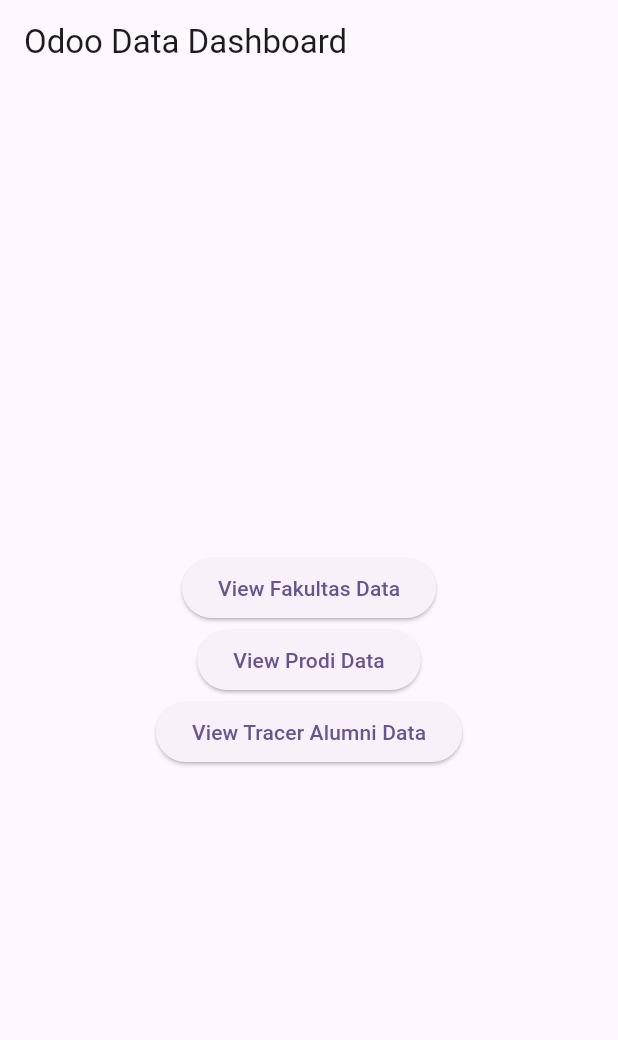
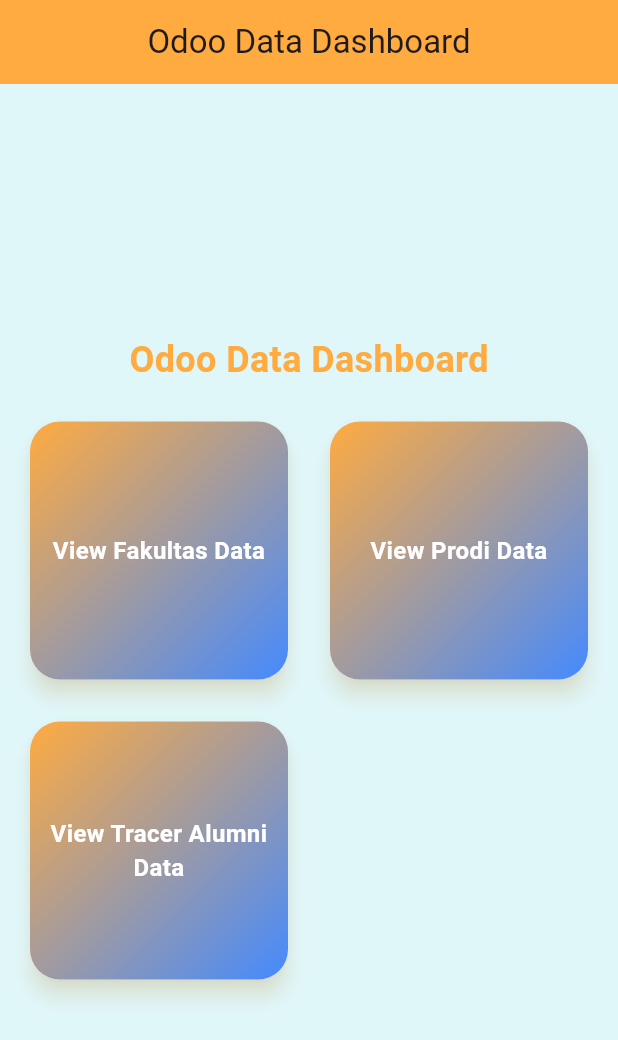
Before and after one commit to PenDZ-Alter/kel7_mobile, a Flutter app: the screen it shows after launch, on a phone screen of 412 x 824 dp. Shown: the top 1040 px of the screen. Run offline on Flutter 3.47's test engine with Material 3 defaults, Android fonts, the phone set to English and light mode, and no system bars; our stand-ins replace flutter_dotenv; missing offline and left inert: odoo_rpc.

Commit message:
feat: add style and decoration

```diff
--- a/lib/pages/dashboard.dart
+++ b/lib/pages/dashboard.dart
@@ -8,42 +8,106 @@ class Dashboard extends StatelessWidget {
 
   @override
   Widget build(BuildContext context) {
+    final double cardSize = MediaQuery.of(context).size.width * 0.35;
+
     return Scaffold(
       appBar: AppBar(
         title: const Text('Odoo Data Dashboard'),
+        centerTitle: true,
+        backgroundColor: Colors.orangeAccent, // Warna oranye pada AppBar
       ),
       body: Center(
+        child: Padding(
+          padding: const EdgeInsets.all(16.0),
           child: Column(
             mainAxisAlignment: MainAxisAlignment.center,
             children: [
-            ElevatedButton(
-              onPressed: () {
+              Text(
+                'Odoo Data Dashboard',
+                style: TextStyle(
+                  fontSize: 24,
+                  fontWeight: FontWeight.bold,
+                  color: Colors.orangeAccent, // Warna oranye untuk judul utama
+                ),
+              ),
+              const SizedBox(height: 20),
+
+              // GridView untuk menampilkan button cards
+              Flexible(
+                child: GridView.count(
+                  crossAxisCount: 2,
+                  crossAxisSpacing: 20,
+                  mainAxisSpacing: 20,
+                  shrinkWrap: true,
+                  children: [
+                    // Fakultas Data Card
+                    buildCard(
+                      context,
+                      title: 'View Fakultas Data',
+                      destinationPage: const FakultasPage(),
+                    ),
+
+                    // Prodi Data Card
+                    buildCard(
+                      context,
+                      title: 'View Prodi Data',
+                      destinationPage: const ProdiPage(),
+                    ),
+
+                    // Tracer Alumni Data Card
+                    buildCard(
+                      context,
+                      title: 'View Tracer Alumni Data',
+                      destinationPage: const TracerAlumniPage(),
+                    ),
+                  ],
+                ),
+              ),
+            ],
+          ),
+        ),
+      ),
+      backgroundColor: const Color(0xFFE0F7FA), // Warna biru aqua yang lembut
+    );
+  }
+
+  // Fungsi bantuan untuk membuat kartu menu
+  Card buildCard(BuildContext context,
+      {required String title, required Widget destinationPage}) {
+    return Card(
+      shape: RoundedRectangleBorder(
+        borderRadius: BorderRadius.circular(20),
+      ),
+      elevation: 6,
+      shadowColor: Colors.orange.withOpacity(0.3),
+      child: InkWell(
+        onTap: () {
           Navigator.push(
             context,
-                  MaterialPageRoute(builder: (context) => const FakultasPage()),
+            MaterialPageRoute(builder: (context) => destinationPage),
           );
         },
-              child: const Text('View Fakultas Data'),
+        borderRadius: BorderRadius.circular(20),
+        child: Container(
+          alignment: Alignment.center,
+          padding: const EdgeInsets.all(12.0),
+          decoration: BoxDecoration(
+            gradient: const LinearGradient(
+              colors: [Colors.orangeAccent, Colors.blueAccent],
+              begin: Alignment.topLeft,
+              end: Alignment.bottomRight,
             ),
-            ElevatedButton(
-              onPressed: () {
-                Navigator.push(
-                  context,
-                  MaterialPageRoute(builder: (context) => const ProdiPage()),
-                );
-              },
-              child: const Text('View Prodi Data'),
+            borderRadius: BorderRadius.circular(20),
           ),
-            ElevatedButton(
-              onPressed: () {
-                Navigator.push(
-                  context,
-                  MaterialPageRoute(builder: (context) => const TracerAlumniPage()),
-                );
-              },
-              child: const Text('View Tracer Alumni Data'),
+          child: Text(
+            title,
+            textAlign: TextAlign.center,
+            style: const TextStyle(
+              fontSize: 16,
+              color: Colors.white,
+              fontWeight: FontWeight.bold,
             ),
-          ],
+          ),
         ),
       ),
     );
```
Also changed, not shown: lib/pages/fakultas_page.dart (+48 -19 lines), lib/pages/prodi_page.dart (+40 -11 lines), lib/pages/traceralumni_page.dart (+43 -11 lines). Lines whose indentation alone changed are shown as unchanged.
